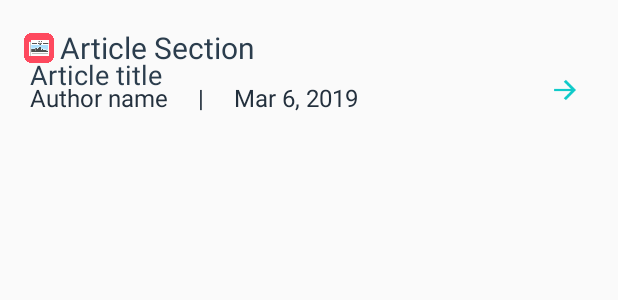
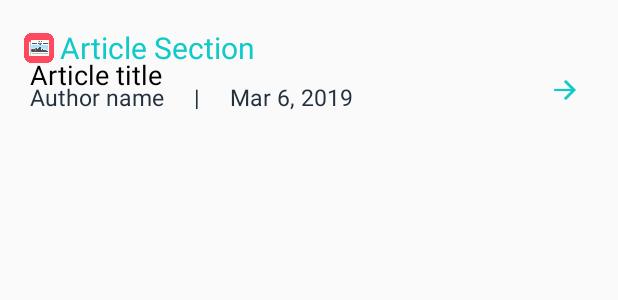
Before and after one commit to alianza-clyne/ABND-News-By-Alianza, an Android app: the layout news_list_item.xml on its own in the app's theme, with its tools: preview values and no code run, on a phone screen of 412 x 824 dp. Shown: the top 300 px of the screen. Run offline under Robolectric (Android 15) with nearby library versions, the phone set to English and light mode, and no system bars.

Commit message:
Updated news_list_item.xml, colors.xml, dimens.xml, and styles.xml.

```diff
--- a/app/src/main/res/layout/news_list_item.xml
+++ b/app/src/main/res/layout/news_list_item.xml
@@ -36,6 +36,7 @@
             <TextView
                 android:id="@+id/news_article_section_name"
                 style="@style/SectionNameText"
+                android:textColor="@color/colorAccent"
                 android:layout_marginLeft="4dp"
                 android:layout_toRightOf="@id/newspaper_icon"
                 tools:text="Article Section"/>
@@ -77,24 +78,6 @@
                 android:layout_marginLeft="20dp"
                 tools:text="Mar 6, 2019"/>
 
-            <!--
-            Arrow image
-            When clicked, a Guardian article will open in the user's web browser.
-            -->
-            <!--
-            <ImageView
-                android:layout_marginLeft="200dp"
-                android:layout_width="20dp"
-                android:layout_height="@dimen/web_article_arrow_height"
-                android:layout_gravity="end|center_vertical"
-                android:layout_alignParentRight="true"
-                android:layout_below="@id/news_article_section_name"
-                android:layout_toRightOf="@id/news_article_title"
-                android:tint="@color/colorAccent"
-                android:scaleType="fitCenter"
-                android:src="@drawable/ic_action_arrow_right" />
-                -->
-
         </RelativeLayout>
 
     </LinearLayout>
--- a/app/src/main/res/values/colors.xml
+++ b/app/src/main/res/values/colors.xml
@@ -14,7 +14,7 @@
     <color name="textColorNewsArticleSectionName">#2B3D4D</color>
 
     <!-- Text color for the title of the entertainment news article in the list item -->
-    <color name="textColorNewsArticleTitle">#2B3D4D</color>
+    <color name="textColorNewsArticleTitle">#000000</color>
 
     <!-- Text color for the details of the news in the list item -->
     <color name="textColorNewsArticleDetails">#23303D</color>
--- a/app/src/main/res/values/dimens.xml
+++ b/app/src/main/res/values/dimens.xml
@@ -9,7 +9,7 @@
     <dimen name="title_text">18sp</dimen>
 
     <!-- This is the measurement for the news article details text -->
-    <dimen name="details_text">16sp</dimen>
+    <dimen name="details_text">15sp</dimen>
 
     <!-- This is the measurement for the height of the list -->
     <dimen name="list_height">120dp</dimen>
--- a/app/src/main/res/values/styles.xml
+++ b/app/src/main/res/values/styles.xml
@@ -2,6 +2,7 @@
 
     <!-- Base application theme. -->
     <style name="AppTheme" parent="Theme.AppCompat.Light.DarkActionBar">
+
         <!-- Customize your theme here. -->
         <item name="colorPrimary">@color/colorPrimary</item>
         <item name="colorPrimaryDark">@color/colorPrimaryDark</item>
@@ -22,6 +23,7 @@
         <item name="android:layout_width">wrap_content</item>
         <item name="android:layout_height">wrap_content</item>
         <item name="android:layout_marginTop">-8dp</item>
+        <item name="android:paddingTop">-8dp</item>
         <item name="android:textSize">@dimen/title_text</item>
         <item name="android:textColor">@color/textColorNewsArticleTitle</item>
     </style>
@@ -31,6 +33,7 @@
         <item name="android:layout_width">wrap_content</item>
         <item name="android:layout_height">wrap_content</item>
         <item name="android:layout_marginTop">-8dp</item>
+        <item name="android:paddingTop">-8dp</item>
         <item name="android:textSize">@dimen/details_text</item>
         <item name="android:textColor">@color/textColorNewsArticleDetails</item>
     </style>
```
